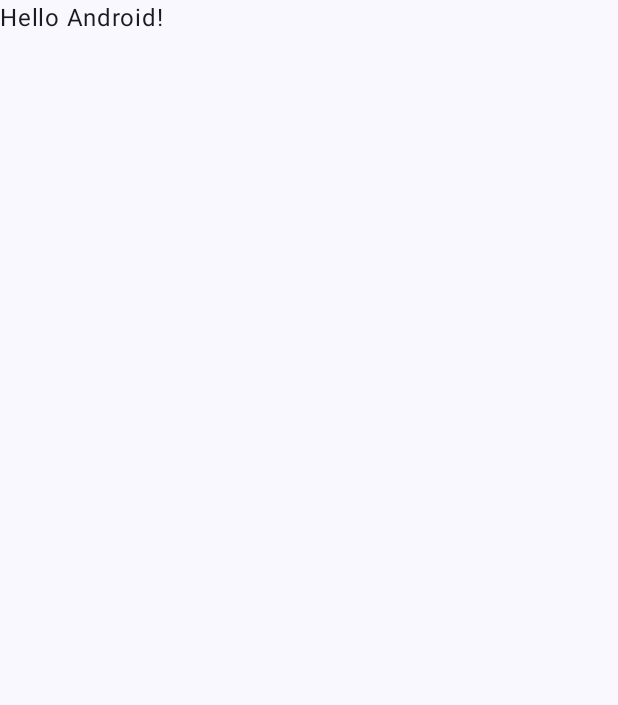
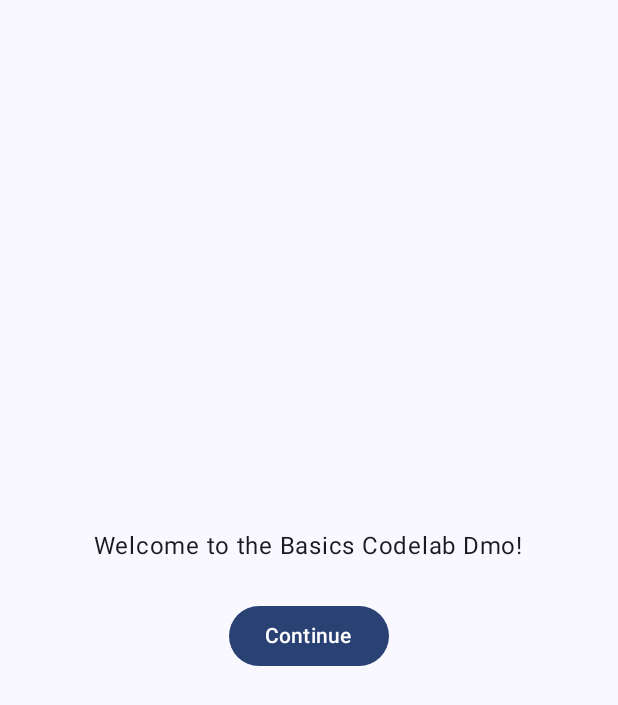
Before and after one commit to daynamic/JetPackComposeBasics, an Android app built with Jetpack Compose: the screen it shows after launch (MainActivity), on a phone screen of 412 x 824 dp. Before the commit the part shown is almost empty. Shown: the top 705 px of the screen. Run offline under Robolectric (Android 15) with nearby library versions, the phone set to English and light mode, and no system bars.

Commit message:
jetpack compose basicscreatuing view, state hoisting, lazy list, persisting state, animating list, styling

```diff
--- a/app/src/main/java/com/akshat/jetpackcomposebasics/MainActivity.kt
+++ b/app/src/main/java/com/akshat/jetpackcomposebasics/MainActivity.kt
@@ -1,15 +1,23 @@
 package com.akshat.jetpackcomposebasics
 
+import android.content.res.Configuration.UI_MODE_NIGHT_YES
 import android.os.Bundle
 import androidx.activity.ComponentActivity
 import androidx.activity.compose.setContent
-import androidx.compose.foundation.layout.fillMaxSize
-import androidx.compose.material3.MaterialTheme
-import androidx.compose.material3.Surface
-import androidx.compose.material3.Text
-import androidx.compose.runtime.Composable
+import androidx.compose.animation.core.Spring
+import androidx.compose.animation.core.animateDpAsState
+import androidx.compose.animation.core.spring
+import androidx.compose.foundation.layout.*
+import androidx.compose.material3.*
+import androidx.compose.runtime.*
+import androidx.compose.ui.Alignment
+import androidx.compose.foundation.lazy.LazyColumn
+import androidx.compose.foundation.lazy.items
+import androidx.compose.runtime.saveable.rememberSaveable
 import androidx.compose.ui.Modifier
+import androidx.compose.ui.res.stringResource
 import androidx.compose.ui.tooling.preview.Preview
+import androidx.compose.ui.unit.dp
 import com.akshat.jetpackcomposebasics.ui.theme.JetPackComposeBasicsTheme
 
 class MainActivity : ComponentActivity() {
@@ -18,26 +26,117 @@ class MainActivity : ComponentActivity() {
         setContent {
             JetPackComposeBasicsTheme {
                 // A surface container using the 'background' color from the theme
-                Surface(
-                    modifier = Modifier.fillMaxSize(),
-                    color = MaterialTheme.colorScheme.background
-                ) {
-                    Greeting("Android")
-                }
+                MyApp(modifier = Modifier.fillMaxSize())
             }
         }
     }
 }
 
 @Composable
-fun Greeting(name: String) {
-    Text(text = "Hello $name!")
+fun MyApp(modifier: Modifier = Modifier) {
+    var shouldShowOnboarding by remember { mutableStateOf(true) }
+
+    Surface(modifier) {
+        if (shouldShowOnboarding) {
+            OnboardingScreen(onContinueClicked = { shouldShowOnboarding = false })
+        } else {
+            Greetings()
+        }
+    }
 }
 
-@Preview(showBackground = true)
+@Composable
+private fun Greetings(modifier: Modifier = Modifier,
+                      names: List<String> = List(1000) { "$it" }
+) {
+    LazyColumn(modifier = modifier.padding(vertical = 4.dp)) {
+        items(items = names) { name ->
+            Greeting(name = name)
+        }
+    }
+}
+
+@Composable
+private fun Greeting(name: String) {
+    var expanded by remember { mutableStateOf(false) }
+
+    val extraPadding by animateDpAsState(
+        if (expanded) 24.dp else 0.dp,
+        animationSpec = spring(
+            dampingRatio = Spring.DampingRatioMediumBouncy,
+            stiffness = Spring.StiffnessLow
+        )
+    )
+    Surface(
+        color = MaterialTheme.colorScheme.primary,
+        modifier = Modifier.padding(vertical = 4.dp, horizontal = 8.dp)
+    ) {
+        Row(modifier = Modifier.padding(24.dp)) {
+            Column(modifier = Modifier
+                .weight(1f)
+                .padding(bottom = extraPadding.coerceAtLeast(0.dp))
+            ) {
+                Text(text = "Hello, ")
+                Text(text = name)
+            }
+            ElevatedButton(
+                onClick = { expanded = !expanded }
+            ) {
+                Text(if (expanded) stringResource(R.string.Demo_less) else stringResource(R.string.Demo_more))
+            }
+        }
+    }
+}
+
+
+@Composable
+fun OnboardingScreen(onContinueClicked: () -> Unit,
+                     modifier: Modifier = Modifier) {
+
+    var shouldShowOnboarding by rememberSaveable { mutableStateOf(true) }
+
+
+    Column(
+        modifier = modifier.fillMaxSize(),
+        verticalArrangement = Arrangement.Center,
+        horizontalAlignment = Alignment.CenterHorizontally
+    ) {
+        Text("Welcome to the Basics Codelab Dmo!")
+        Button(
+            modifier = Modifier.padding(vertical = 24.dp),
+            onClick = { shouldShowOnboarding = false }
+        ) {
+            Text("Continue")
+        }
+    }
+}
+
+@Preview(showBackground = true, widthDp = 320, heightDp = 320)
+@Composable
+fun OnboardingPreview() {
+        JetPackComposeBasicsTheme {
+            OnboardingScreen(onContinueClicked = {}) // Do nothing on click.
+        }
+}
+
+@Preview(
+    showBackground = true,
+    widthDp = 320,
+    uiMode = UI_MODE_NIGHT_YES,
+    name = "DefaultPreviewDark"
+)
+@Preview(showBackground = true, widthDp = 320)
 @Composable
 fun DefaultPreview() {
     JetPackComposeBasicsTheme {
-        Greeting("Android")
+        Greetings()
     }
 }
+
+@Preview
+@Composable
+fun MyAppPreview() {
+    JetPackComposeBasicsTheme {
+        MyApp(Modifier.fillMaxSize())
+    }
+}
--- a/app/src/main/java/com/akshat/jetpackcomposebasics/ui/theme/Color.kt
+++ b/app/src/main/java/com/akshat/jetpackcomposebasics/ui/theme/Color.kt
@@ -9,3 +9,7 @@ val Pink80 = Color(0xFFEFB8C8)
 val Purple40 = Color(0xFF6650a4)
 val PurpleGrey40 = Color(0xFF625b71)
 val Pink40 = Color(0xFF7D5260)
+val Navy = Color(0xFF073042)
+val Blue = Color(0xFF4285F4)
+val LightBlue = Color(0xFFD7EFFE)
+val Chartreuse = Color(0xFFEFF7CF)
--- a/app/src/main/java/com/akshat/jetpackcomposebasics/ui/theme/Theme.kt
+++ b/app/src/main/java/com/akshat/jetpackcomposebasics/ui/theme/Theme.kt
@@ -10,31 +10,24 @@ import androidx.compose.material3.dynamicLightColorScheme
 import androidx.compose.material3.lightColorScheme
 import androidx.compose.runtime.Composable
 import androidx.compose.runtime.SideEffect
+import androidx.compose.ui.graphics.Color
 import androidx.compose.ui.graphics.toArgb
 import androidx.compose.ui.platform.LocalContext
 import androidx.compose.ui.platform.LocalView
 import androidx.core.view.ViewCompat
 
 private val DarkColorScheme = darkColorScheme(
-    primary = Purple80,
-    secondary = PurpleGrey80,
-    tertiary = Pink80
+    surface = Blue,
+    onSurface = Navy,
+    primary = Navy,
+    onPrimary = Chartreuse
 )
 
 private val LightColorScheme = lightColorScheme(
-    primary = Purple40,
-    secondary = PurpleGrey40,
-    tertiary = Pink40
-
-    /* Other default colors to override
-    background = Color(0xFFFFFBFE),
-    surface = Color(0xFFFFFBFE),
-    onPrimary = Color.White,
-    onSecondary = Color.White,
-    onTertiary = Color.White,
-    onBackground = Color(0xFF1C1B1F),
-    onSurface = Color(0xFF1C1B1F),
-    */
+    surface = Blue,
+    onSurface = Color.White,
+    primary = LightBlue,
+    onPrimary = Navy
 )
 
 @Composable
--- a/app/src/main/res/values/strings.xml
+++ b/app/src/main/res/values/strings.xml
@@ -1,3 +1,5 @@
 <resources>
     <string name="app_name">JetPackComposeBasics</string>
+    <string name="Demo_less">Demo Button less</string>
+    <string name="Demo_more">Demo Button more</string>
 </resources>
```
